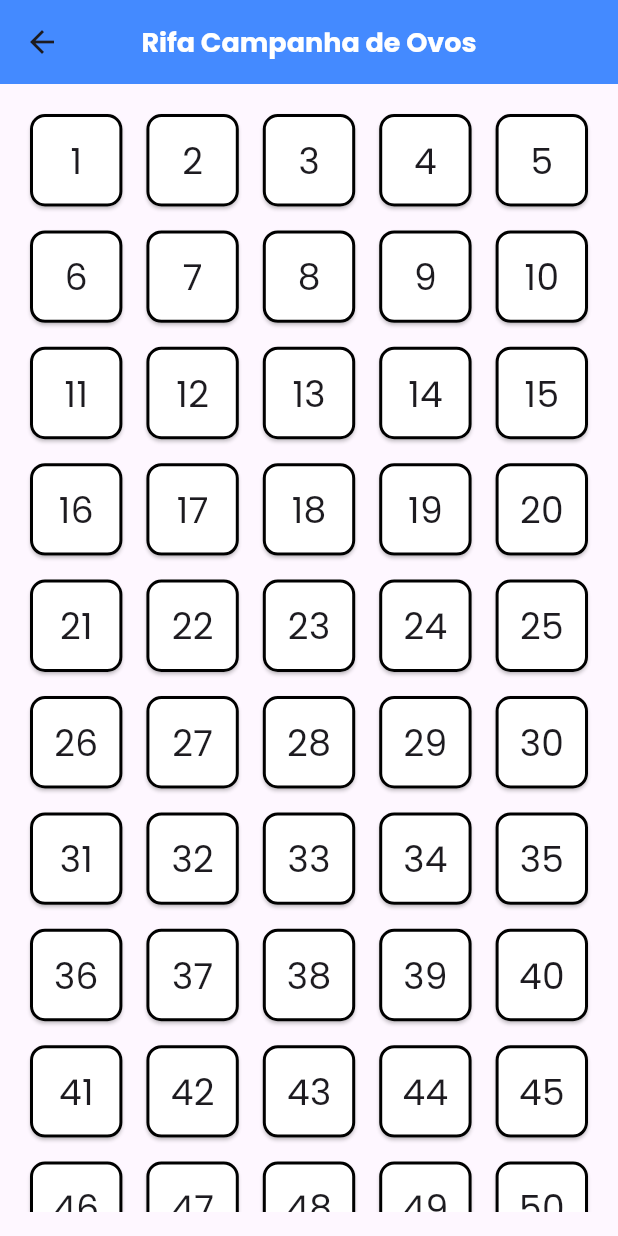
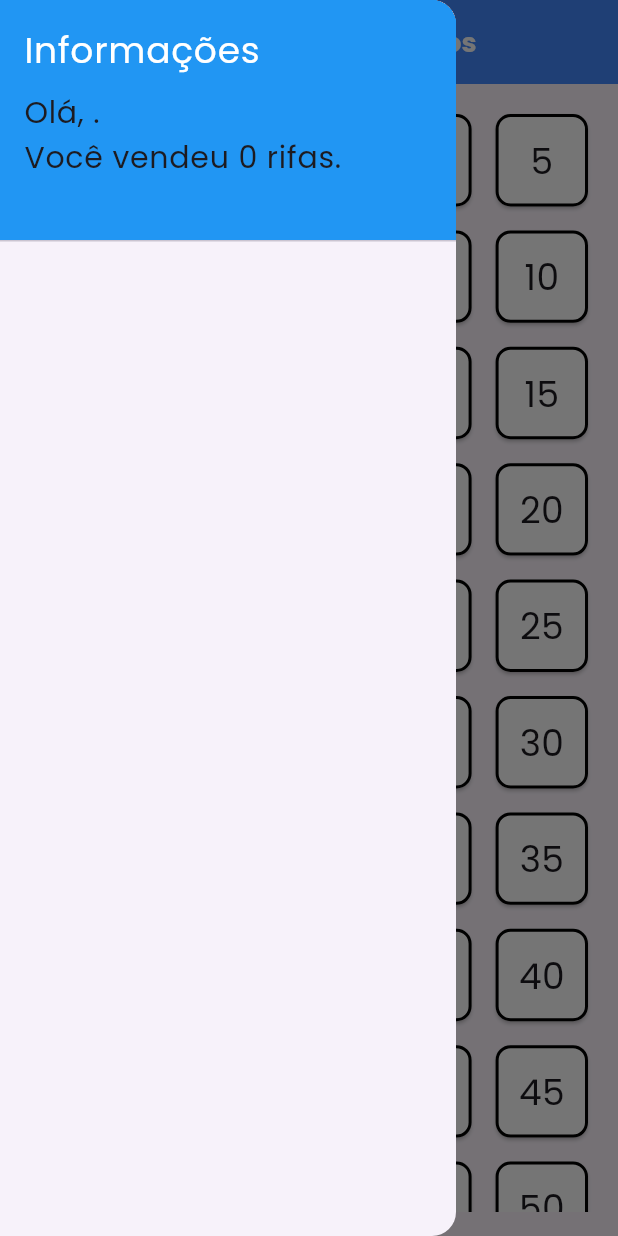
Before and after one commit to PIETRO6806/RifaLiceuFlutter, a Flutter app: the HomePage screen opened by its route, with the side drawer open (before the commit the screen has no drawer), on a phone screen of 412 x 824 dp. Run offline on Flutter 3.47's test engine with Material 3 defaults, Android fonts, the phone set to English and light mode, and no system bars; our stand-ins replace get, shared_preferences; accounts and stored records are empty; network calls fail.

Commit message:
qtasRifas você vendeu

```diff
--- a/lib/pages/home.dart
+++ b/lib/pages/home.dart
@@ -1,5 +1,6 @@
 import 'package:flutter/material.dart';
 import 'package:rifa_liceu_flutter/api/api_service.dart';
+import 'package:rifa_liceu_flutter/utils/user_preferences.dart';
 
 class HomePage extends StatefulWidget {
   const HomePage({Key? key}) : super(key: key);
@@ -66,6 +67,7 @@ class _HomePageState extends State<HomePage> {
           },
         ),
       ),
+      drawer: UserPreferencesDrawer(), // Adding UserPreferencesDrawer to the drawer
     );
   }
 }
@@ -97,3 +99,60 @@ class ClickableCard extends StatelessWidget {
     );
   }
 }
+
+class UserPreferencesDrawer extends StatelessWidget {
+  @override
+  Widget build(BuildContext context) {
+    return Drawer(
+      child: ListView(
+        padding: EdgeInsets.zero,
+        children: [
+          DrawerHeader(
+            decoration: BoxDecoration(
+              color: Colors.blue,
+            ),
+            child: Column(
+              crossAxisAlignment: CrossAxisAlignment.start,
+              children: [
+                Text(
+                  'Informações',
+                  style: TextStyle(
+                    color: Colors.white,
+                    fontSize: 24,
+                  ),
+                ),
+                SizedBox(height: 8.0),
+                FutureBuilder<Map<String, dynamic>>(
+                  future: UserPreferences.getUserInfo(),
+                  builder: (context, snapshot) {
+                    if (snapshot.connectionState == ConnectionState.waiting) {
+                      return CircularProgressIndicator();
+                    } else if (snapshot.hasError) {
+                      return Text('Error loading user information');
+                    } else {
+                      return Column(
+                        crossAxisAlignment: CrossAxisAlignment.start,
+                        children: [
+                          Text(
+                            'Olá, ${snapshot.data?['userName'] ?? ''}.',
+                            style: TextStyle(fontSize: 20),
+                          ),
+                          Text(
+                            'Você vendeu ${snapshot.data?['userRifas'] ?? 0} rifas.',
+                            style: TextStyle(fontSize: 20),
+                          ),
+                        ],
+                      );
+                    }
+                  },
+                ),
+              ],
+            ),
+          ),
+        ],
+      ),
+    );
+  }
+}
+
+// The rest of the code remains unchanged
```
